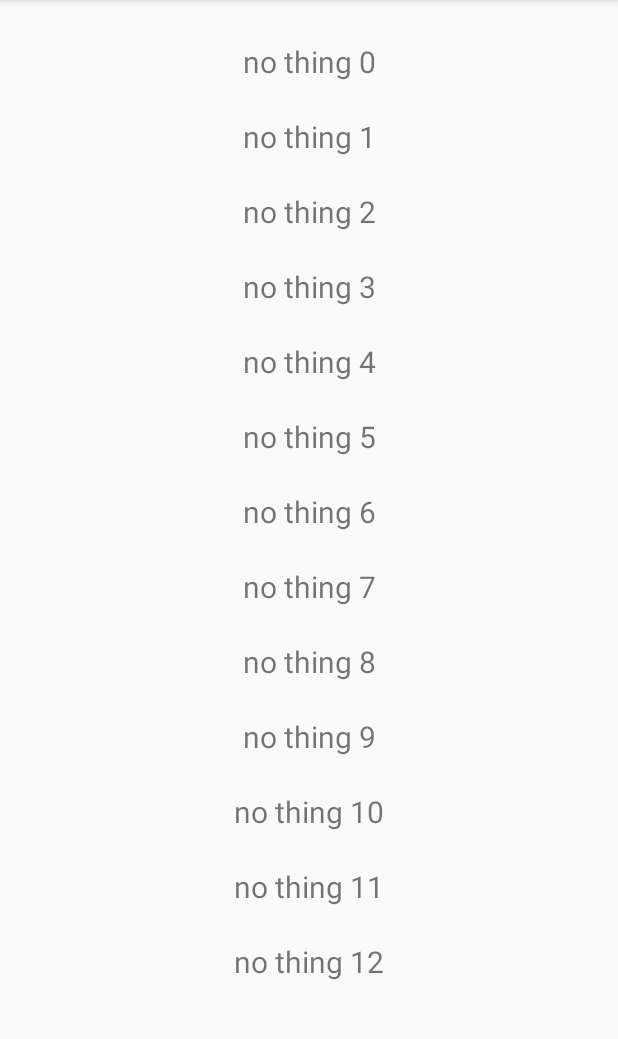
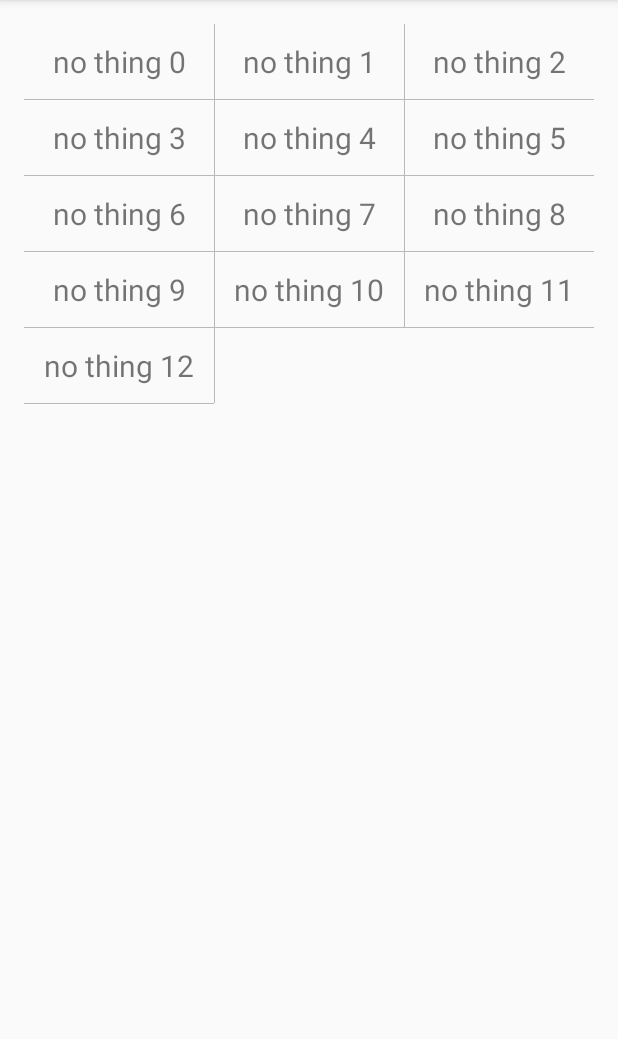
Before and after one commit to idisfkj/EnhanceRecyclerView, an Android app: the screen it shows after launch (MainActivity), on a phone screen of 412 x 824 dp, the part 84-1123 px from its top. Run offline under Robolectric (Android 15) with nearby library versions, the phone set to English and light mode, and no system bars; our stand-ins replace ButterKnife.

```diff
--- a/app/build.gradle
+++ b/app/build.gradle
@@ -7,7 +7,7 @@ android {
     defaultConfig {
         applicationId "com.idisfkj.enhancerecyclerview"
         minSdkVersion 15
-        targetSdkVersion 24
+        targetSdkVersion 23
         versionCode 1
         versionName "1.0"
     }
--- a/app/src/main/java/com/idisfkj/enhancerecyclerview/MainActivity.java
+++ b/app/src/main/java/com/idisfkj/enhancerecyclerview/MainActivity.java
@@ -1,9 +1,14 @@
 package com.idisfkj.enhancerecyclerview;
 
 import android.os.Bundle;
+import android.os.Handler;
+import android.os.Message;
 import android.support.v7.app.AppCompatActivity;
 import android.support.v7.widget.LinearLayoutManager;
+import android.support.v7.widget.OrientationHelper;
 import android.support.v7.widget.RecyclerView;
+import android.support.v7.widget.StaggeredGridLayoutManager;
+import android.util.Log;
 import android.view.LayoutInflater;
 import android.view.Menu;
 import android.view.MenuItem;
@@ -13,9 +18,9 @@ import android.widget.LinearLayout;
 
 import com.idisfkj.enhancerecyclerview.adapter.RecyclerViewAdapter;
 import com.idisfkj.enhancerecyclerview.view.EnhanceRecyclerView;
+import com.idisfkj.enhancerecyclerview.view.MyItemDecoration;
 
 import java.util.ArrayList;
-import java.util.List;
 
 import butterknife.Bind;
 import butterknife.ButterKnife;
@@ -23,8 +28,14 @@ import butterknife.ButterKnife;
 public class MainActivity extends AppCompatActivity {
 
     @Bind(R.id.recyclerView)
-    EnhanceRecyclerView recyclerView;
+    EnhanceRecyclerView mRecyclerView;
     private View view;
+    private RecyclerView.Adapter adapter;
+    private int lastItem;
+    private int totalCount;
+    private ArrayList<String> list;
+    private boolean isLoad = false;
+    private int[] into;
 
     @Override
     protected void onCreate(Bundle savedInstanceState) {
@@ -33,54 +44,94 @@ public class MainActivity extends AppCompatActivity {
         ButterKnife.bind(this);
 
 
-        recyclerView.setLayoutManager(new LinearLayoutManager(this));
-//        recyclerView.setLayoutManager(new GridLayoutManager(this, 2));
-//        recyclerView.setLayoutManager(new StaggeredGridLayoutManager(3, OrientationHelper.VERTICAL));
+//        mRecyclerView.setLayoutManager(new LinearLayoutManager(this));
+//        mRecyclerView.setLayoutManager(new GridLayoutManager(this, 2));
+        mRecyclerView.setLayoutManager(new StaggeredGridLayoutManager(3, OrientationHelper.VERTICAL));
 
 
-        List<String> list = new ArrayList<>();
+        list = new ArrayList<>();
         for (int i = 0; i < 13; i++)
             list.add("no thing " + i);
 
-        recyclerView.setAdapter(new RecyclerViewAdapter(this, list));
-        recyclerView.addOnScrollListener(new RecyclerView.OnScrollListener() {
+        view = LayoutInflater.from(this).inflate(R.layout.footer_layout, null);
+        LinearLayout.LayoutParams params = new LinearLayout.LayoutParams(ViewGroup.LayoutParams.MATCH_PARENT, ViewGroup.LayoutParams.WRAP_CONTENT);
+        view.setLayoutParams(params);
+        mRecyclerView.addFooterView(view);
+//        mRecyclerView.addHeaderView(view);
+        adapter = new RecyclerViewAdapter(this, list);
+        mRecyclerView.setAdapter(adapter);
+        mRecyclerView.addItemDecoration(new MyItemDecoration(this));
+        mRecyclerView.addOnScrollListener(new RecyclerView.OnScrollListener() {
             @Override
             public void onScrollStateChanged(RecyclerView recyclerView, int newState) {
-                super.onScrollStateChanged(recyclerView, newState);
+                if (lastItem == adapter.getItemCount() && newState == RecyclerView.SCROLL_STATE_IDLE && !isLoad) {
+                    Log.d("TAG", "--------------->OK<----------------");
+                    ViewGroup.LayoutParams params = view.getLayoutParams();
+                    params.width = LinearLayout.LayoutParams.MATCH_PARENT;
+                    params.height = LinearLayout.LayoutParams.WRAP_CONTENT;
+                    view.setLayoutParams(params);
+                    view.setVisibility(View.VISIBLE);
+                    mRecyclerView.smoothScrollToPosition(totalCount);
+                    isLoad = true;
+                    mHandler.sendEmptyMessageDelayed(1, 2000);
+                }
+
             }
 
             @Override
             public void onScrolled(RecyclerView recyclerView, int dx, int dy) {
-                super.onScrolled(recyclerView, dx, dy);
+                totalCount = recyclerView.getLayoutManager().getItemCount();
+                if (recyclerView.getLayoutManager() instanceof LinearLayoutManager) {
+                    lastItem = ((LinearLayoutManager) recyclerView.getLayoutManager()).findLastVisibleItemPosition();
+                } else {
+                    into = ((StaggeredGridLayoutManager) recyclerView.getLayoutManager()).findLastVisibleItemPositions(into);
+                    lastItem = into[0];
+                }
             }
         });
     }
+
+    Handler mHandler = new Handler() {
+        @Override
+        public void handleMessage(Message msg) {
+            if (msg.what == 1) {
+                ViewGroup.LayoutParams params = view.getLayoutParams();
+                params.width = 0;
+                params.height = 0;
+                view.setLayoutParams(params);
+                view.setVisibility(View.GONE);
+                for (int i = 0; i < 7; i++)
+                    list.add(i + " no thing");
+                isLoad = false;
+            }
+            super.handleMessage(msg);
+        }
+    };
+
 
     @Override
     public boolean onCreateOptionsMenu(Menu menu) {
         menu.add("add header");
         menu.add("add footer");
+        menu.add("change");
         return true;
     }
 
     @Override
     public boolean onOptionsItemSelected(MenuItem item) {
         //不能在onCreate()中获取View,防止添加时的无缘故的错乱.
-        view = LayoutInflater.from(this).inflate(R.layout.head_layout, null);
-        if (recyclerView.getLayoutManager() instanceof LinearLayoutManager) {
-            LinearLayout.LayoutParams params = new LinearLayout.LayoutParams(ViewGroup.LayoutParams.MATCH_PARENT, ViewGroup.LayoutParams.WRAP_CONTENT);
-            view.setLayoutParams(params);
-        }
+//        view = LayoutInflater.from(this).inflate(R.layout.head_layout, null);
+//        if (mRecyclerView.getLayoutManager() instanceof LinearLayoutManager) {
+//            LinearLayout.LayoutParams params = new LinearLayout.LayoutParams(ViewGroup.LayoutParams.MATCH_PARENT, ViewGroup.LayoutParams.WRAP_CONTENT);
+//            view.setLayoutParams(params);
+//        }
         if (item.getTitle().toString() == "add header") {
-            recyclerView.addHeaderView(view);
+            mRecyclerView.addHeaderView(view);
         } else if (item.getTitle().toString() == "add footer") {
-            recyclerView.addFooterView(view);
+            mRecyclerView.addFooterView(view);
+        } else {
+            view.setVisibility(View.VISIBLE);
         }
         return true;
     }
-
-    @Override
-    public boolean onPrepareOptionsMenu(Menu menu) {
-        return super.onPrepareOptionsMenu(menu);
-    }
 }
--- a/app/src/main/java/com/idisfkj/enhancerecyclerview/adapter/WrapperRecyclerViewAdapter.java
+++ b/app/src/main/java/com/idisfkj/enhancerecyclerview/adapter/WrapperRecyclerViewAdapter.java
@@ -5,6 +5,7 @@ import android.support.v7.widget.RecyclerView;
 import android.support.v7.widget.StaggeredGridLayoutManager;
 import android.view.View;
 import android.view.ViewGroup;
+import android.widget.LinearLayout;
 
 import com.idisfkj.enhancerecyclerview.view.EnhanceRecyclerView;
 
@@ -91,12 +92,28 @@ public class WrapperRecyclerViewAdapter extends RecyclerView.Adapter<RecyclerVie
         }
     }
 
+    public void setVisibility(View view) {
+        ViewGroup.LayoutParams params = view.getLayoutParams();
+        if (view.getVisibility() == View.GONE) {
+            params.width = 0;
+            params.height = 0;
+        } else {
+            params.width = LinearLayout.LayoutParams.MATCH_PARENT;
+            params.height = LinearLayout.LayoutParams.WRAP_CONTENT;
+        }
+        view.setLayoutParams(params);
+    }
+
     @Override
     public RecyclerView.ViewHolder onCreateViewHolder(ViewGroup parent, int viewType) {
         if (viewType >= EnhanceRecyclerView.BASE_HEADER_VIEW_TYPE && viewType < EnhanceRecyclerView.BASE_HEADER_VIEW_TYPE + getHeadersCount()) {
-            return viewHolder(mHeaderViewInfos.get(viewType - EnhanceRecyclerView.BASE_HEADER_VIEW_TYPE).view);
+            View view = mHeaderViewInfos.get(viewType - EnhanceRecyclerView.BASE_HEADER_VIEW_TYPE).view;
+            setVisibility(view);
+            return viewHolder(view);
         } else if (viewType >= EnhanceRecyclerView.BASE_FOOTER_VIEW_TYPE && viewType < EnhanceRecyclerView.BASE_FOOTER_VIEW_TYPE + getFootersCount()) {
-            return viewHolder(mFooterViewInfos.get(viewType - EnhanceRecyclerView.BASE_FOOTER_VIEW_TYPE).view);
+            View view = mFooterViewInfos.get(viewType - EnhanceRecyclerView.BASE_FOOTER_VIEW_TYPE).view;
+            setVisibility(view);
+            return viewHolder(view);
         }
         return mAdapter.onCreateViewHolder(parent, viewType);
     }
--- /dev/null
+++ b/app/src/main/java/com/idisfkj/enhancerecyclerview/view/MyItemDecoration.java
@@ -0,0 +1,77 @@
+package com.idisfkj.enhancerecyclerview.view;
+
+import android.content.Context;
+import android.graphics.Canvas;
+import android.graphics.Rect;
+import android.graphics.drawable.Drawable;
+import android.support.v7.widget.LinearLayoutManager;
+import android.support.v7.widget.RecyclerView;
+import android.view.View;
+
+import com.idisfkj.enhancerecyclerview.R;
+
+/**
+ * Created by idisfkj on 16/7/2.
+ * Email : idisfkj@qq.com.
+ */
+public class MyItemDecoration extends RecyclerView.ItemDecoration {
+
+    private Drawable drawable;
+
+    public MyItemDecoration(Context context) {
+        drawable = context.getResources().getDrawable(R.drawable.item_decoration_bg);
+    }
+
+    @Override
+    public void onDraw(Canvas c, RecyclerView parent, RecyclerView.State state) {
+        int count = parent.getChildCount();
+        int left;
+        int right;
+        int top;
+        int bottom;
+        if (parent.getLayoutManager() instanceof LinearLayoutManager) {
+            left = parent.getLeft() - parent.getPaddingLeft();
+            right = parent.getRight() - parent.getPaddingRight();
+            for (int i = 0; i < count; i++) {
+                View child = parent.getChildAt(i);
+                if (child.getVisibility() == View.GONE)
+                    continue;
+                top = child.getBottom() - child.getPaddingBottom();
+                bottom = child.getBottom() + drawable.getIntrinsicHeight();
+                drawable.setBounds(left, top, right, bottom);
+                drawable.draw(c);
+            }
+        } else {
+            //画竖线
+            for (int i = 0; i < count; i++) {
+                View child = parent.getChildAt(i);
+                if (child.getVisibility() == View.GONE)
+                    continue;
+                left = child.getRight();
+                right = child.getRight() + drawable.getIntrinsicWidth();
+                top = child.getTop() - child.getPaddingTop();
+                bottom = child.getBottom() - child.getPaddingBottom();
+                drawable.setBounds(left, top, right, bottom);
+                drawable.draw(c);
+            }
+            //画横线
+            for (int i = 0; i < count; i++) {
+                View child = parent.getChildAt(i);
+                if (child.getVisibility() == View.GONE)
+                    continue;
+                left = child.getLeft() - child.getPaddingLeft();
+                right = child.getRight() - child.getPaddingRight();
+                top = child.getBottom() - child.getPaddingBottom();
+                bottom = child.getBottom() + drawable.getIntrinsicHeight();
+                drawable.setBounds(left, top, right, bottom);
+                drawable.draw(c);
+            }
+        }
+
+    }
+
+    @Override
+    public void getItemOffsets(Rect outRect, View view, RecyclerView parent, RecyclerView.State state) {
+        outRect.set(0, 0, 0, drawable.getIntrinsicHeight());
+    }
+}
--- /dev/null
+++ b/app/src/main/res/drawable/item_decoration_bg.xml
@@ -0,0 +1,8 @@
+<?xml version="1.0" encoding="utf-8"?>
+<shape xmlns:android="http://schemas.android.com/apk/res/android">
+    <solid android:color="@color/itemDocrationColor" />
+    <size
+        android:width="0.5dp"
+        android:height="0.5dp" />
+
+</shape>
--- a/app/src/main/res/layout/head_layout.xml
+++ b/app/src/main/res/layout/head_layout.xml
@@ -2,6 +2,7 @@
 <LinearLayout xmlns:android="http://schemas.android.com/apk/res/android"
     android:layout_width="match_parent"
     android:layout_height="wrap_content"
+    android:visibility="gone"
     android:orientation="vertical">
 
     <TextView
--- a/app/src/main/res/values/colors.xml
+++ b/app/src/main/res/values/colors.xml
@@ -3,4 +3,5 @@
     <color name="colorPrimary">#3F51B5</color>
     <color name="colorPrimaryDark">#303F9F</color>
     <color name="colorAccent">#FF4081</color>
+    <color name="itemDocrationColor">#b8baba</color>
 </resources>
--- a/app/src/main/res/values/strings.xml
+++ b/app/src/main/res/values/strings.xml
@@ -1,3 +1,5 @@
 <resources>
     <string name="app_name">EnhanceRecyclerView</string>
+    <string name="load_more">正在加载更多...</string>
+    <string name="load_finished">加载完成!</string>
 </resources>
```
Also changed, not shown: app/src/main/res/layout/footer_layout.xml (added, +30 -0 lines), 1 other file.
